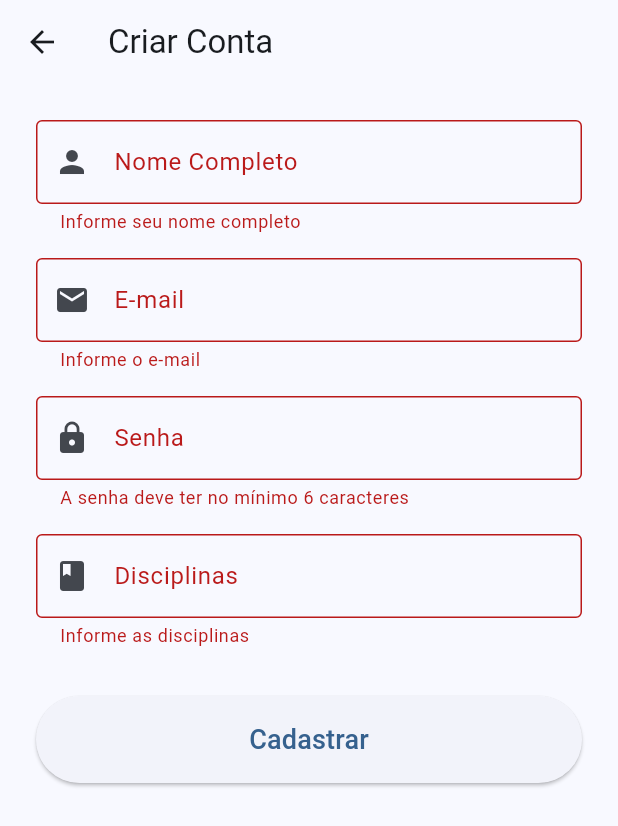
After one commit to FelipeVieira4/gabarito_plus, a Flutter app: the CadastroProfessorView screen opened directly, after a tap on "Cadastrar", on a phone screen of 412 x 824 dp. The commit adds this screen. Shown: the top 826 px of the screen. Run offline on Flutter 3.47's test engine with Material 3 defaults, Android fonts, the phone set to English and light mode, and no system bars; our stand-ins replace qr_flutter.

Commit message:
feat criação de cadastro professor

```diff
--- /dev/null
+++ b/lib/views/auth/cadastro_professor_view.dart
@@ -0,0 +1,131 @@
+import 'package:flutter/material.dart';
+
+class CadastroProfessorView extends StatefulWidget {
+  const CadastroProfessorView({super.key});
+
+  @override
+  State<CadastroProfessorView> createState() => _CadastroProfessorViewState();
+}
+
+class _CadastroProfessorViewState extends State<CadastroProfessorView> {
+  final _formKey = GlobalKey<FormState>();
+
+  final _nomeController = TextEditingController();
+  final _emailController = TextEditingController();
+  final _senhaController = TextEditingController();
+  final _disciplinasController = TextEditingController();
+
+  @override
+  void dispose() {
+    _nomeController.dispose();
+    _emailController.dispose();
+    _senhaController.dispose();
+    _disciplinasController.dispose();
+    super.dispose();
+  }
+
+  void _cadastrar() {
+    if (_formKey.currentState!.validate()) {
+      ScaffoldMessenger.of(context).showSnackBar(
+        const SnackBar(
+          content: Text('Conta criada com sucesso!'),
+          backgroundColor: Colors.green,
+        ),
+      );
+      Navigator.pop(context);
+    }
+  }
+
+  @override
+  Widget build(BuildContext context) {
+    return Scaffold(
+      appBar: AppBar(
+        title: const Text('Criar Conta'),
+      ),
+      body: SingleChildScrollView(
+        padding: const EdgeInsets.all(24.0),
+        child: Form(
+          key: _formKey,
+          child: Column(
+            crossAxisAlignment: CrossAxisAlignment.stretch,
+            children: [
+              TextFormField(
+                controller: _nomeController,
+                decoration: const InputDecoration(
+                  labelText: 'Nome Completo',
+                  border: OutlineInputBorder(),
+                  prefixIcon: Icon(Icons.person),
+                ),
+                validator: (value) {
+                  if (value == null || value.trim().isEmpty) {
+                    return 'Informe seu nome completo';
+                  }
+                  return null;
+                },
+              ),
+              const SizedBox(height: 16),
+              TextFormField(
+                controller: _emailController,
+                keyboardType: TextInputType.emailAddress,
+                decoration: const InputDecoration(
+                  labelText: 'E-mail',
+                  border: OutlineInputBorder(),
+                  prefixIcon: Icon(Icons.email),
+                ),
+                validator: (value) {
+                  if (value == null || value.trim().isEmpty) {
+                    return 'Informe o e-mail';
+                  }
+                  if (!value.contains('@')) {
+                    return 'Informe um e-mail válido com @';
+                  }
+                  return null;
+                },
+              ),
+              const SizedBox(height: 16),
+              TextFormField(
+                controller: _senhaController,
+                obscureText: true,
+                decoration: const InputDecoration(
+                  labelText: 'Senha',
+                  border: OutlineInputBorder(),
+                  prefixIcon: Icon(Icons.lock),
+                ),
+                validator: (value) {
+                  if (value == null || value.length < 6) {
+                    return 'A senha deve ter no mínimo 6 caracteres';
+                  }
+                  return null;
+                },
+              ),
+              const SizedBox(height: 16),
+              TextFormField(
+                controller: _disciplinasController,
+                decoration: const InputDecoration(
+                  labelText: 'Disciplinas',
+                  hintText: 'Ex: Engenharia de Software, Algoritmos',
+                  border: OutlineInputBorder(),
+                  prefixIcon: Icon(Icons.book),
+                ),
+                validator: (value) {
+                  if (value == null || value.trim().isEmpty) {
+                    return 'Informe as disciplinas';
+                  }
+                  return null;
+                },
+              ),
+              const SizedBox(height: 32),
+              ElevatedButton(
+                onPressed: _cadastrar,
+                style: ElevatedButton.styleFrom(
+                  padding: const EdgeInsets.symmetric(vertical: 16),
+                ),
+                child: const Text('Cadastrar', style: TextStyle(fontSize: 18)),
+              ),
+            ],
+          ),
+        ),
+      ),
+    );
+  }
+}
--- a/lib/views/auth/login_view.dart
+++ b/lib/views/auth/login_view.dart
@@ -1,5 +1,6 @@
 import 'package:flutter/material.dart';
 import '../dashboard/dashboard_view.dart';
+import 'cadastro_professor_view.dart';
 
 class LoginView extends StatefulWidget {
   const LoginView({super.key});
@@ -63,6 +64,18 @@ class _LoginViewState extends State<LoginView> {
                   ),
                   child: const Text('Entrar', style: TextStyle(fontSize: 18)),
                 ),
+                const SizedBox(height: 16),
+                TextButton(
+                  onPressed: () {
+                    Navigator.push(
+                      context,
+                      MaterialPageRoute(
+                        builder: (context) => const CadastroProfessorView(),
+                      ),
+                    );
+                  },
+                  child: const Text('Não tem uma conta? Cadastre-se'),
+                ),
               ],
             ),
           ),
```
